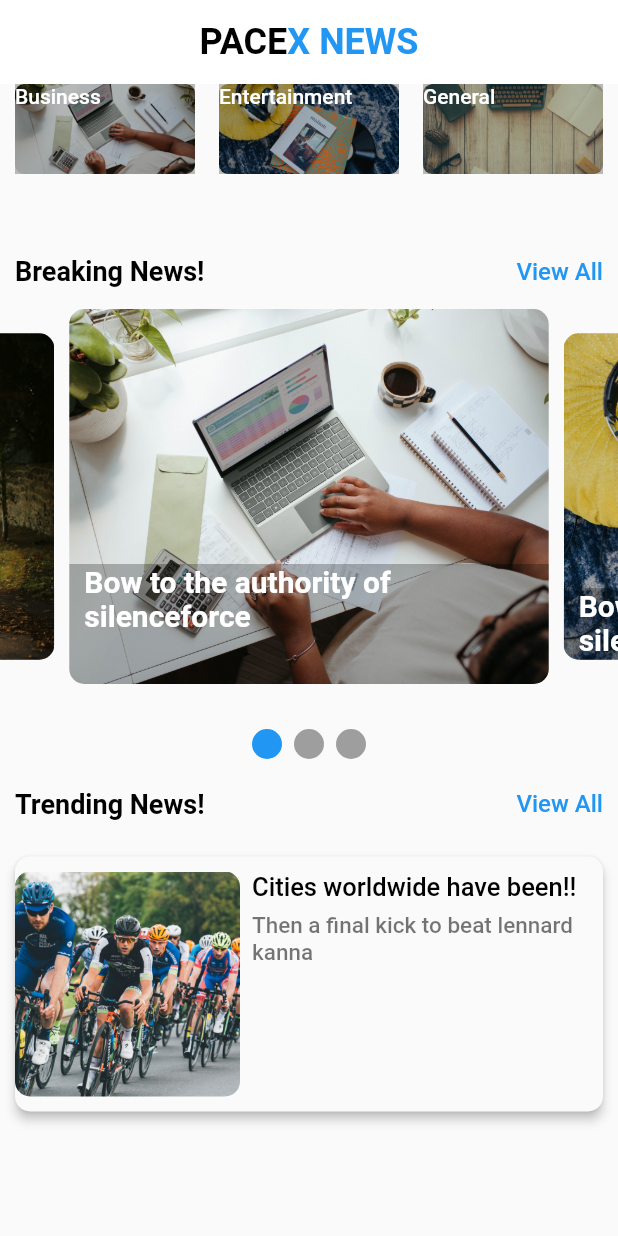
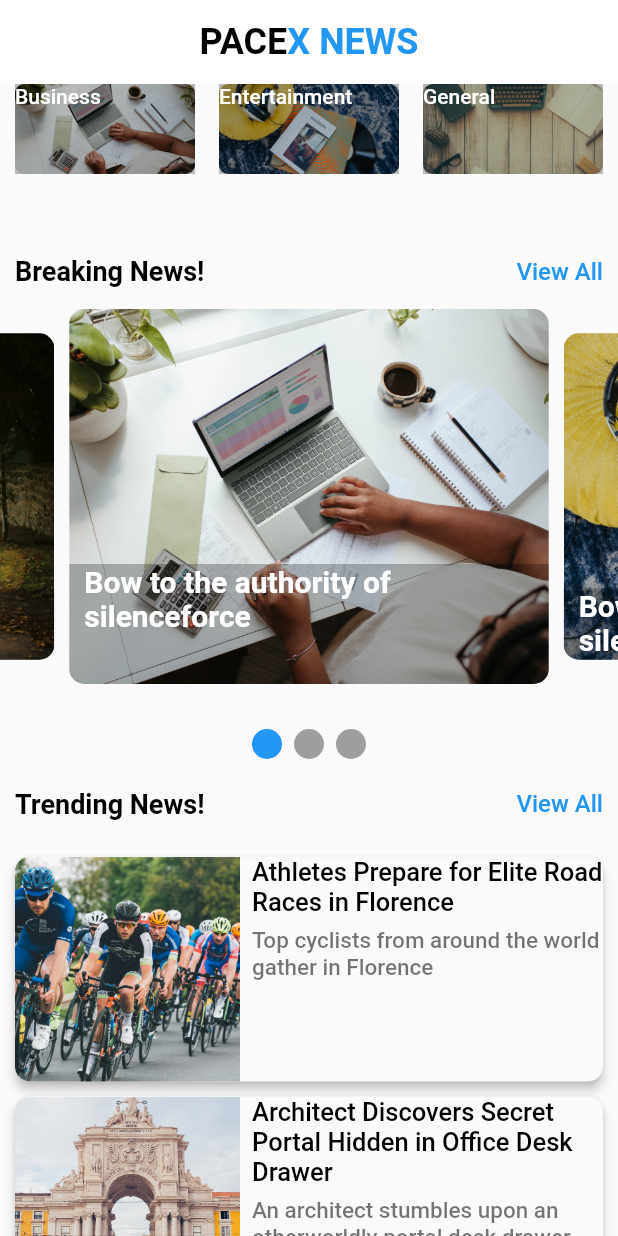
Before and after one commit to shakeelahammedabdulla/PACE-X, a Flutter app: the screen it shows after launch, on a phone screen of 412 x 824 dp. Run offline on Flutter 3.47's test engine with Material 2 defaults, Android fonts, the phone set to English and light mode, and no system bars; drawn by our look-alikes of carousel_slider, smooth_page_indicator.

Commit message:
overfloating fixed!

```diff
--- a/lib/pages/home.dart
+++ b/lib/pages/home.dart
@@ -56,7 +56,8 @@ class _HomeState extends State<Home> {
           ),
         ),
       ),
-      body: Container(
+      body: SingleChildScrollView(
+        child: Container(
           child: Column(
             crossAxisAlignment: CrossAxisAlignment.start,
             children: [
@@ -169,30 +170,32 @@ class _HomeState extends State<Home> {
                     child: Material(
                       elevation: 3.0,
                       borderRadius: BorderRadius.circular(10),
-                    child: Padding(
-                      padding: const EdgeInsets.symmetric(vertical: 10.0),
                       child: Row(
                         crossAxisAlignment: CrossAxisAlignment.start,
                         children: [
-                          Container(
-                              child: ClipRRect(
-                            borderRadius: BorderRadius.circular(10),
+                          ClipRRect(
+                            borderRadius: BorderRadius.only(
+                              topLeft: Radius.circular(10),
+                              bottomLeft: Radius.circular(10),
+                            ),
                             child: Image.asset(
                               "images/sport.jpg",
                               height: 150,
                               width: 150,
                               fit: BoxFit.cover,
                             ),
-                          )),
+                          ),
                           const SizedBox(
                             width: 8.0,
                           ),
-                          Column(
+                          Expanded(
+                            child: Column(
+                              crossAxisAlignment: CrossAxisAlignment.start,
                               children: [
                                 Container(
-                                width: MediaQuery.of(context).size.width / 1.8,
+                                  width: double.infinity,
                                   child: const Text(
-                                  "Cities worldwide have been!!",
+                                    "Athletes Prepare for Elite Road Races in Florence",
                                     style: TextStyle(
                                       color: Colors.black,
                                       fontWeight: FontWeight.w500,
@@ -204,9 +207,9 @@ class _HomeState extends State<Home> {
                                   height: 7.0,
                                 ),
                                 Container(
-                                width: MediaQuery.of(context).size.width / 1.8,
+                                  width: double.infinity,
                                   child: const Text(
-                                  "Then a final kick to beat lennard kanna",
+                                    "Top cyclists from around the world gather in Florence",
                                     style: TextStyle(
                                       color: Colors.black54,
                                       fontWeight: FontWeight.w500,
@@ -216,14 +219,77 @@ class _HomeState extends State<Home> {
                                 ),
                               ],
                             ),
+                          ),
                         ],
                       ),
                     ),
                   ),
-                )
+                  const SizedBox(
+                    height: 10,
+                  ),
+                  Padding(
+                    padding: const EdgeInsets.symmetric(horizontal: 10),
+                    child: Material(
+                      elevation: 3.0,
+                      borderRadius: BorderRadius.circular(10),
+                      child: Row(
+                        crossAxisAlignment: CrossAxisAlignment.start,
+                        children: [
+                          ClipRRect(
+                            borderRadius: BorderRadius.only(
+                              topLeft: Radius.circular(10),
+                              bottomLeft: Radius.circular(10),
+                            ),
+                            child: Image.asset(
+                              "images/building.jpg",
+                              height: 150,
+                              width: 150,
+                              fit: BoxFit.cover,
+                            ),
+                          ),
+                          const SizedBox(
+                            width: 8.0,
+                          ),
+                          Expanded(
+                            child: Column(
+                              crossAxisAlignment: CrossAxisAlignment.start,
+                              children: [
+                                Container(
+                                  width: double.infinity,
+                                  child: const Text(
+                                    "Architect Discovers Secret Portal Hidden in Office Desk Drawer",
+                                    style: TextStyle(
+                                      color: Colors.black,
+                                      fontWeight: FontWeight.w500,
+                                      fontSize: 17,
+                                    ),
+                                  ),
+                                ),
+                                const SizedBox(
+                                  height: 7.0,
+                                ),
+                                Container(
+                                  width: double.infinity,
+                                  child: const Text(
+                                    "An architect stumbles upon an otherworldly portal desk drawer",
+                                    style: TextStyle(
+                                      color: Colors.black54,
+                                      fontWeight: FontWeight.w500,
+                                      fontSize: 15,
+                                    ),
+                                  ),
+                                ),
+                              ],
+                            ),
+                          ),
+                        ],
+                      ),
+                    ),
+                  ),
                 ],
               )
             ],
+          ),
         ),
       ),
     );
```
Lines whose indentation alone changed are shown as unchanged.
